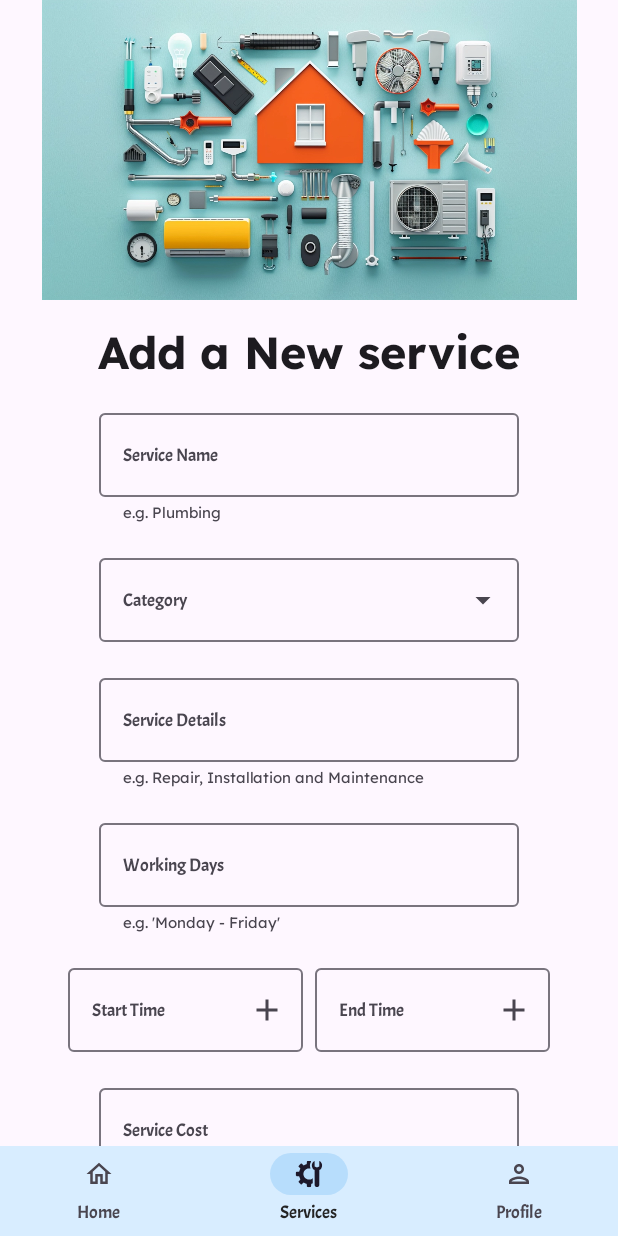
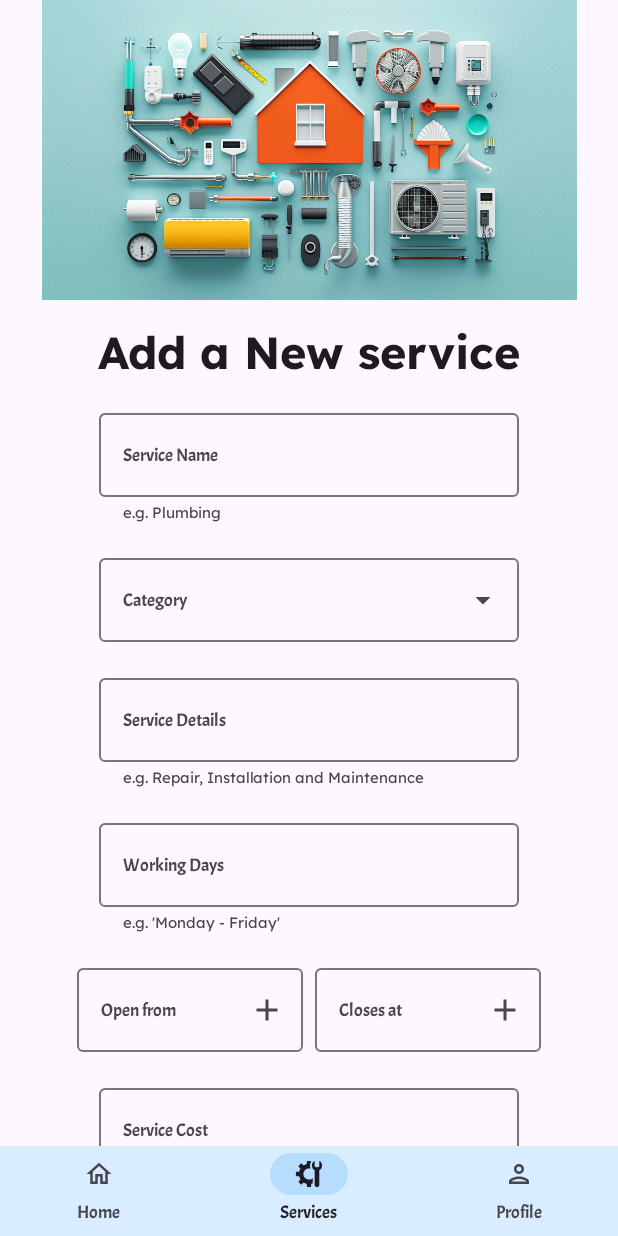
Before and after one commit to SrRopBrian/Fynda, an Android app built with Jetpack Compose: the AddServiceScreen screen opened through its navigation route, on a phone screen of 412 x 824 dp. Run offline under Robolectric (Android 15) with nearby library versions, the phone set to English and light mode, and no system bars; our stand-ins replace Firebase (no records; nobody signed in at launch, a user with empty details on screens opened directly), livedata-compose.

Commit message:
minor UI fixes

```diff
--- a/app/src/main/java/com/example/fynda/screens/AddServiceScreen.kt
+++ b/app/src/main/java/com/example/fynda/screens/AddServiceScreen.kt
@@ -80,7 +80,7 @@ fun ServiceCategoryDropDown(
     ) {
         OutlinedTextField(
             value = selectedCategory,
-            onValueChange = { },
+            onValueChange = { }, // allow no direct text input
             label = { Text("Category", style = MaterialTheme.typography.labelSmall)},
             readOnly = true,
             trailingIcon = {
@@ -120,14 +120,16 @@ fun AddServiceScreen(
     var startTime by remember { mutableStateOf("") }
     var endTime by remember { mutableStateOf("") }
     var availableDays by remember { mutableStateOf("") }
-    var imageUri by remember { mutableStateOf<Uri?>(null) }
+    val imageUri by remember { mutableStateOf<Uri?>(null) }
 
     fun showTimePicker(onTimeSelected: (String) -> Unit) {
         val calendar = Calendar.getInstance()
         val timePickerDialog = TimePickerDialog(
             context,
             { _, hourOfDay, minute ->
-                val formattedTime = String.format("%02d:%02d", hourOfDay, minute)
+                val amPm = if (hourOfDay < 12) "AM" else "PM"
+                val formattedHour = if (hourOfDay == 0 || hourOfDay == 12) 12 else hourOfDay % 12
+                val formattedTime = String.format("%02d:%02d %s", formattedHour, minute, amPm)
                 onTimeSelected(formattedTime)
             },
             calendar.get(Calendar.HOUR_OF_DAY),
@@ -162,7 +164,7 @@ fun AddServiceScreen(
         ) {
             Image(
                 painter = painterResource(id = R.drawable.services),
-                contentDescription = "Services",
+                contentDescription = "Services Image",
                 contentScale = ContentScale.Fit,
                 modifier = Modifier
                     .fillMaxWidth()
@@ -174,21 +176,26 @@ fun AddServiceScreen(
         Text(text = "Add a New service", style = MaterialTheme.typography.headlineLarge)
         Spacer(modifier = Modifier.height(14.dp))
 
+        Column(
+            modifier = Modifier
+                .fillMaxWidth(0.75f),
+            verticalArrangement = Arrangement.spacedBy(16.dp),
+            horizontalAlignment = Alignment.CenterHorizontally
+        ) {
             OutlinedTextField(
                 value = serviceName,
                 onValueChange = { serviceName = it },
                 supportingText = { Text("e.g. Plumbing", style = MaterialTheme.typography.bodySmall)},
                 label = { Text("Service Name", style = MaterialTheme.typography.labelSmall) },
+                singleLine = true,
                 textStyle = MaterialTheme.typography.bodyMedium
             )
-        Spacer(modifier = Modifier.height(16.dp))
 
             val categories =
                 listOf("Plumbing", "Electric Works", "Carpentry", "Cleaning", "Gardening", "Others")
             ServiceCategoryDropDown(categories = categories, onCategorySelected = { selectedCategory ->
                 category = selectedCategory
             })
-        Spacer(modifier = Modifier.height(16.dp))
 
             OutlinedTextField(
                 value = description,
@@ -201,28 +208,27 @@ fun AddServiceScreen(
                 modifier = Modifier
                     .background(color = MaterialTheme.colorScheme.surface)
             )
-        Spacer(modifier = Modifier.height(16.dp))
 
             OutlinedTextField(
                 value = availableDays,
                 onValueChange = { availableDays = it },
                 supportingText = { Text("e.g. 'Monday - Friday'", style = MaterialTheme.typography.bodySmall) },
                 label = { Text("Working Days", style = MaterialTheme.typography.labelSmall) },
+                singleLine = true,
                 textStyle = MaterialTheme.typography.bodyMedium,
                 modifier = Modifier
                     .background(color = MaterialTheme.colorScheme.surface)
             )
-        Spacer(modifier = Modifier.height(16.dp))
 
             Row(
-            modifier = Modifier.fillMaxWidth(0.78f),
+                modifier = Modifier.fillMaxWidth(),
                 horizontalArrangement = Arrangement.spacedBy(8.dp)
             ) {
                 // Start-Time Picker
                 OutlinedTextField(
                     value = startTime,
                     onValueChange = {}, // Read-only
-                label = { Text("Start Time", style = MaterialTheme.typography.labelSmall ) },
+                    label = { Text("Open from", style = MaterialTheme.typography.labelSmall)},
                     textStyle = MaterialTheme.typography.bodyMedium,
                     trailingIcon = {
                         IconButton(onClick = {
@@ -240,7 +246,7 @@ fun AddServiceScreen(
                 OutlinedTextField(
                     value = endTime,
                     onValueChange = {}, // Read-only
-                label = { Text("End Time",  style = MaterialTheme.typography.labelSmall) },
+                    label = { Text("Closes at",  style = MaterialTheme.typography.labelSmall) },
                     textStyle = MaterialTheme.typography.bodyMedium,
                     trailingIcon = {
                         IconButton(onClick = {
@@ -254,18 +260,18 @@ fun AddServiceScreen(
                     modifier = Modifier.weight(1f)
                 )
             }
-        Spacer(modifier = Modifier.height(16.dp))
 
             OutlinedTextField(
                 value = cost,
                 onValueChange = { cost = it },
-            supportingText = { Text("e.g. Ksh. 1000", style = MaterialTheme.typography.bodySmall) },
+                supportingText = { Text("e.g. Ksh. 1000 per hour", style = MaterialTheme.typography.bodySmall) },
                 label = { Text("Service Cost",  style = MaterialTheme.typography.labelSmall) },
                 textStyle = MaterialTheme.typography.bodyMedium,
                 keyboardOptions = KeyboardOptions.Default.copy(keyboardType = KeyboardType.Number),
                 modifier = Modifier
                     .background(color = MaterialTheme.colorScheme.surface)
             )
+        }
         Spacer(modifier = Modifier.height(16.dp))
 
         OutlinedButton(
```
Lines whose indentation alone changed are shown as unchanged.
